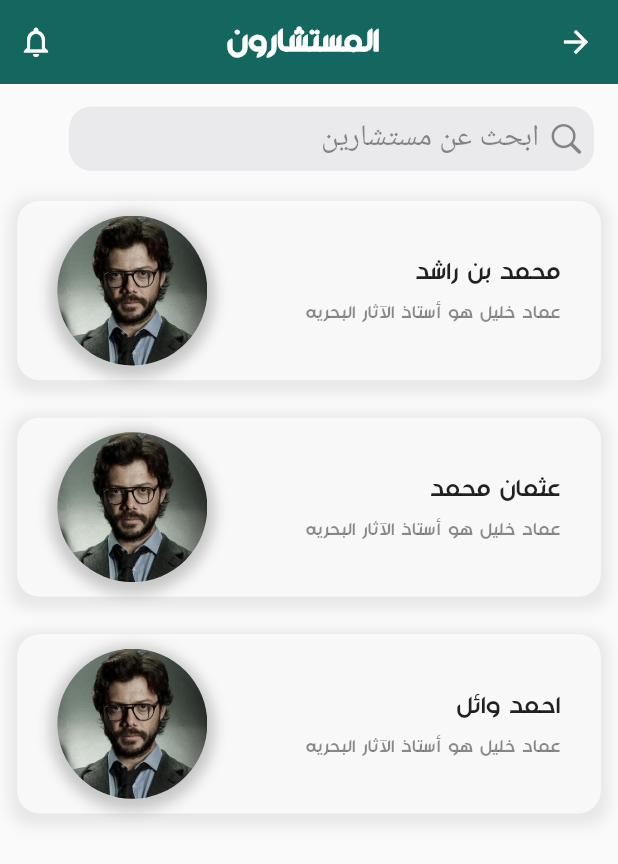
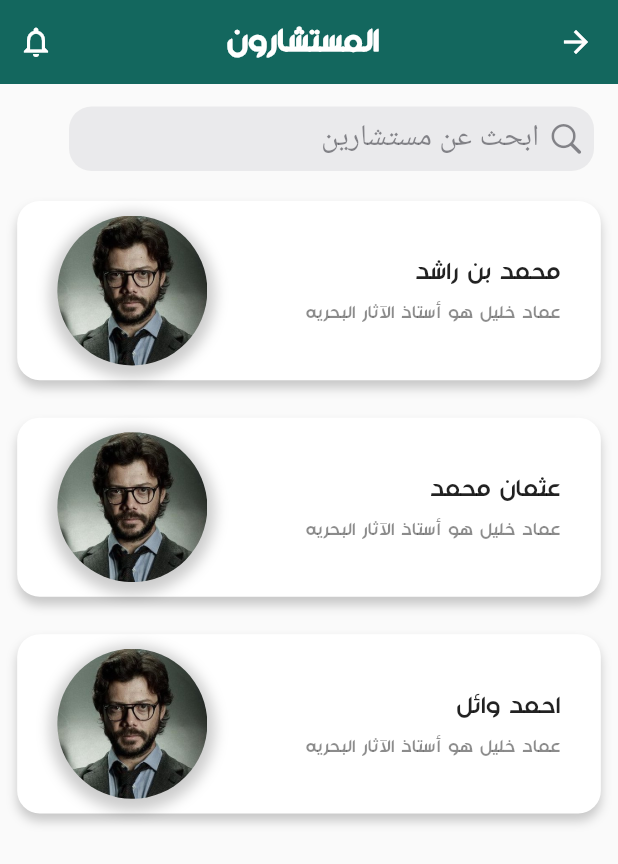
Before and after one commit to AhmedMostafa7474/Mutqen, a Flutter app: the advisors_page screen opened directly, on a phone screen of 412 x 824 dp. Shown: the top 864 px of the screen. Run offline on Flutter 3.47's test engine with Material 2 defaults, Android fonts, the phone set to English and light mode, and no system bars; our stand-ins replace animated_splash_screen, easy_localization, flutter_phoenix, flutter_screenutil, font_awesome_flutter, page_transition and 4 more; accounts and stored records are empty.

Commit message:
Advisor Page

```diff
--- a/lib/presentation/advisors/advisors_screen.dart
+++ b/lib/presentation/advisors/advisors_screen.dart
@@ -75,15 +75,15 @@ class _advisors_pageState extends State<advisors_page> {
                           padding: EdgeInsets.all(9.0),
                           height: 100.h,
                           width: 340.w,
-                          decoration: BoxDecoration(boxShadow: [
+                          decoration: BoxDecoration(
+                            color: Colors.white,
+                              boxShadow: [
                             BoxShadow(
-                              color: Colors.grey.withOpacity(0.2),
-                              spreadRadius: 5,
-                              blurRadius: 7,
-                              offset: Offset(0, 3), // changes position of shadow
-                            ),
+                              color: Colors.black.withOpacity(0.2),
+                              blurRadius: 5,
+                              offset: const Offset(0, 5),
+                            )
                           ],
-                              color: Colors.white70,
                               borderRadius: BorderRadius.circular(15)),
                           child:
                           Row(
```
